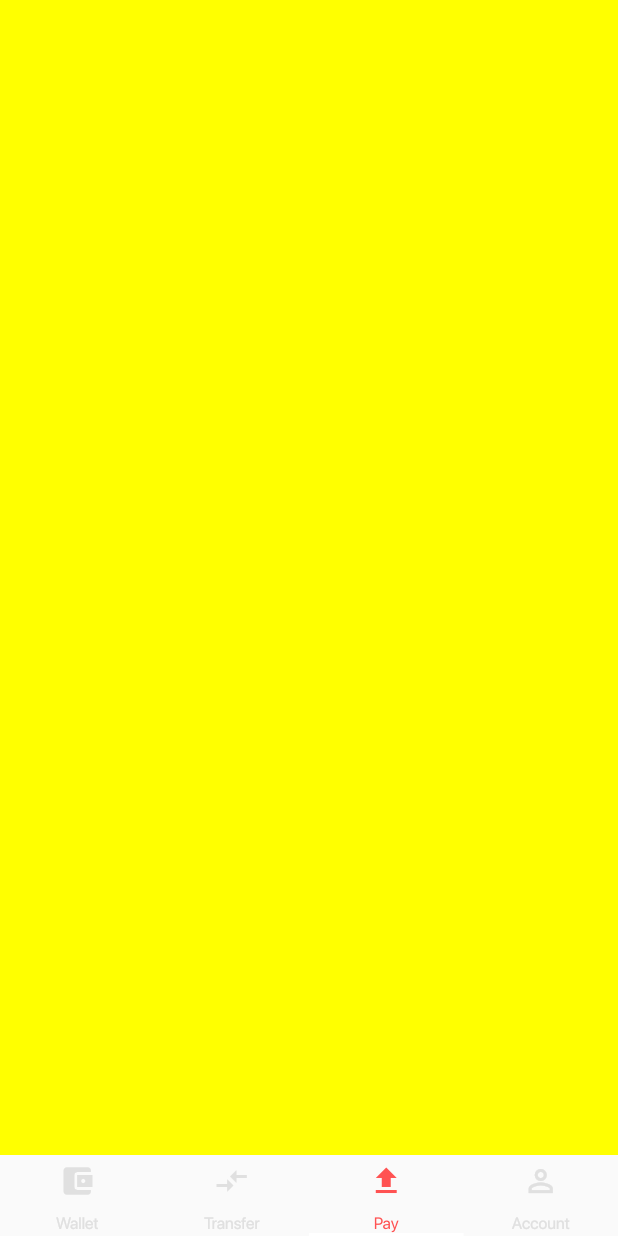
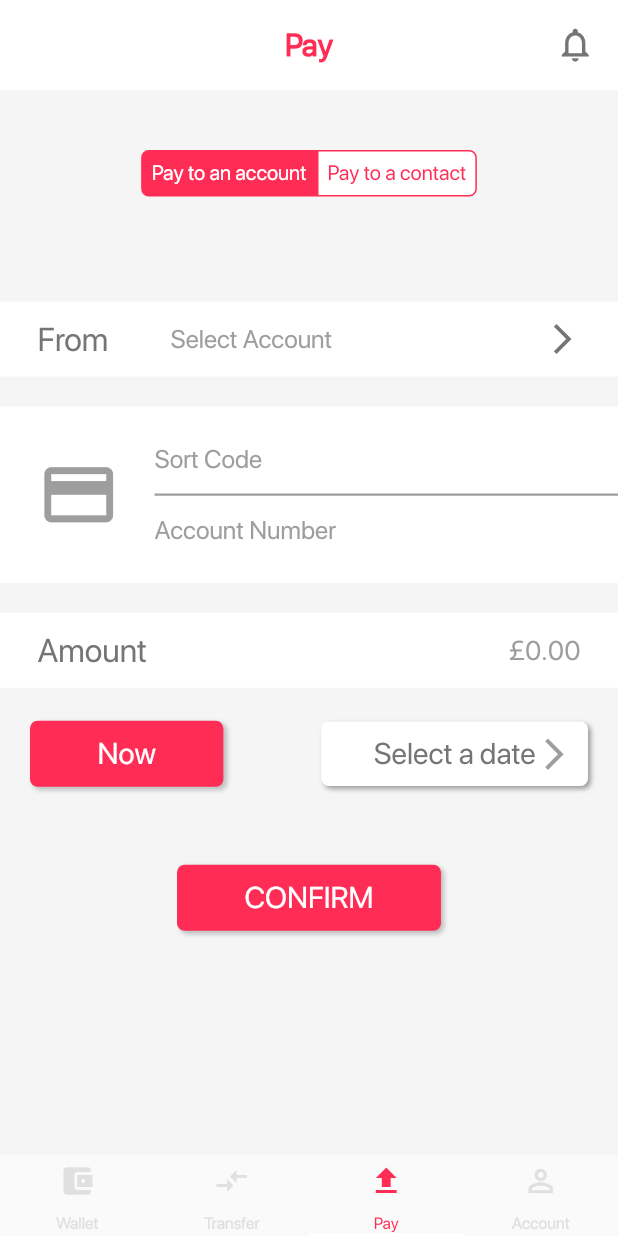
Before and after one commit to feMoraes0/wallet-ui, a Flutter app: the Home screen opened by its route, item 3 of the bottom bar chosen, on a phone screen of 412 x 824 dp. Run offline on Flutter 3.47's test engine with Material 2 defaults, Android fonts, the phone set to English and light mode, and no system bars; network calls fail.

Commit message:
Added pay tab

```diff
--- a/lib/components/internal/appbarCustom.dart
+++ b/lib/components/internal/appbarCustom.dart
@@ -27,7 +27,7 @@ class AppbarCustom extends StatelessWidget {
             style: TextStyle(
               fontSize: 21.0,
               fontWeight: FontWeight.w600,
-              color: Colors.redAccent,
+              color: Color(0xffff2d55),
             ),
           ),
           Icon(
--- a/lib/screen/home.dart
+++ b/lib/screen/home.dart
@@ -1,4 +1,5 @@
 import 'package:flutter/material.dart';
+import 'package:wallet/tab/pay.dart';
 import 'package:wallet/tab/transfer.dart';
 import 'package:wallet/tab/wallet.dart';
 
@@ -13,9 +14,7 @@ class Home extends StatelessWidget {
           children: <Widget>[
             Wallet(),
             Transfer(),
-            Container(
-              color: Colors.yellowAccent,
-            ),
+            Pay(),
             Container(
               color: Colors.yellowAccent,
             ),
@@ -64,7 +63,7 @@ class Home extends StatelessWidget {
               ),
             ),
           ],
-          labelColor: Colors.redAccent,
+          labelColor: Color(0xffff2d55),
           unselectedLabelColor: Colors.grey[300],
           indicatorColor: Colors.white,
         ),
--- /dev/null
+++ b/lib/tab/pay.dart
@@ -0,0 +1,430 @@
+import 'package:flutter/material.dart';
+import 'package:wallet/components/internal/appbarCustom.dart';
+import 'package:wallet/components/internal/screen.dart';
+
+class Pay extends StatelessWidget {
+  @override
+  Widget build(BuildContext context) {
+    return InternalScreen(
+      appBar: AppbarCustom(text: "Pay"),
+      body: Container(
+        margin: EdgeInsets.only(top: 100.0),
+        child: BodyTab(),
+      ),
+    );
+  }
+}
+
+class BodyTab extends StatefulWidget {
+  @override
+  _BodyTabState createState() => _BodyTabState();
+}
+
+class _BodyTabState extends State<BodyTab> {
+  int _tab = 1;
+
+  void updateText(tab) {
+    setState(() {
+      this._tab = tab;
+    });
+  }
+
+  @override
+  Widget build(BuildContext context) {
+    return Container(
+      child: Column(
+        children: <Widget>[
+          Container(
+            child: Row(
+              mainAxisAlignment: MainAxisAlignment.center,
+              children: <Widget>[
+                GestureDetector(
+                    child: Container(
+                      padding: EdgeInsets.all(6.0),
+                      decoration: BoxDecoration(
+                          color: (this._tab == 1)
+                              ? Color(0xffff2d55)
+                              : Colors.white,
+                          borderRadius: BorderRadius.only(
+                            topLeft: Radius.circular(5.0),
+                            bottomLeft: Radius.circular(5.0),
+                          ),
+                          border:
+                              Border.all(color: Color(0xffff2d55), width: 1.0)),
+                      child: Text(
+                        "Pay to an account",
+                        style: TextStyle(
+                          color: (this._tab == 1)
+                              ? Colors.white
+                              : Color(0xffff2d55),
+                        ),
+                      ),
+                    ),
+                    onTap: () {
+                      this.updateText(1);
+                    }),
+                GestureDetector(
+                    child: Container(
+                      padding: EdgeInsets.all(6.0),
+                      decoration: BoxDecoration(
+                          color: (this._tab == 2)
+                              ? Color(0xffff2d55)
+                              : Colors.white,
+                          borderRadius: BorderRadius.only(
+                            topRight: Radius.circular(5.0),
+                            bottomRight: Radius.circular(5.0),
+                          ),
+                          border:
+                              Border.all(color: Color(0xffff2d55), width: 1.0)),
+                      child: Text(
+                        "Pay to a contact",
+                        style: TextStyle(
+                          color: (this._tab == 2)
+                              ? Colors.white
+                              : Color(0xffff2d55),
+                        ),
+                      ),
+                    ),
+                    onTap: () {
+                      this.updateText(2);
+                    }),
+              ],
+            ),
+          ),
+          (this._tab == 1) ? PayAccount() : PayContact(),
+        ],
+      ),
+    );
+  }
+}
+
+class PayContact extends StatelessWidget {
+  @override
+  Widget build(BuildContext context) {
+    return Container(
+      margin: EdgeInsets.only(top: 85.0),
+      child: Column(
+        children: <Widget>[
+          Container(
+            color: Colors.white,
+            margin: EdgeInsets.symmetric(vertical: 10.0),
+            padding: EdgeInsets.symmetric(horizontal: 25.0, vertical: 12.0),
+            child: Row(
+              mainAxisAlignment: MainAxisAlignment.spaceBetween,
+              crossAxisAlignment: CrossAxisAlignment.center,
+              children: <Widget>[
+                Text(
+                  "From",
+                  style: TextStyle(
+                    fontSize: 22.0,
+                    color: Colors.grey[600],
+                  ),
+                ),
+                Text(
+                  "Select Account",
+                  style: TextStyle(
+                    fontSize: 17.0,
+                    color: Colors.grey[500],
+                  ),
+                ),
+                Container(
+                  margin: EdgeInsets.only(left: 100.0),
+                  child: Icon(
+                    Icons.arrow_forward_ios,
+                    color: Colors.grey[600],
+                    size: 24.0,
+                  ),
+                )
+              ],
+            ),
+          ),
+          Container(
+            color: Colors.white,
+            margin: EdgeInsets.symmetric(vertical: 10.0),
+            padding: EdgeInsets.symmetric(horizontal: 25.0, vertical: 12.0),
+            child: Row(
+              mainAxisAlignment: MainAxisAlignment.spaceBetween,
+              crossAxisAlignment: CrossAxisAlignment.center,
+              children: <Widget>[
+                Text(
+                  "To",
+                  style: TextStyle(
+                    fontSize: 22.0,
+                    color: Colors.grey[600],
+                  ),
+                ),
+                Text(
+                  "Select Account",
+                  style: TextStyle(
+                    fontSize: 17.0,
+                    color: Colors.grey[500],
+                  ),
+                ),
+                Container(
+                  margin: EdgeInsets.only(left: 75.0),
+                  child: Icon(
+                    Icons.arrow_forward_ios,
+                    color: Colors.grey[600],
+                    size: 24.0,
+                  ),
+                )
+              ],
+            ),
+          ),
+          Container(
+            color: Colors.white,
+            margin: EdgeInsets.symmetric(vertical: 10.0),
+            padding: EdgeInsets.symmetric(horizontal: 25.0, vertical: 12.0),
+            child: Row(
+              mainAxisAlignment: MainAxisAlignment.spaceBetween,
+              children: <Widget>[
+                Text(
+                  "Amount",
+                  style: TextStyle(
+                    fontSize: 22.0,
+                    color: Colors.grey[600],
+                  ),
+                ),
+                Text(
+                  "£0.00",
+                  style: TextStyle(
+                    fontSize: 18.0,
+                    color: Colors.grey[500],
+                  ),
+                ),
+              ],
+            ),
+          ),
+          Container(
+            margin: EdgeInsets.symmetric(vertical: 12.0),
+            padding: EdgeInsets.symmetric(horizontal: 20.0),
+            child: Row(
+              mainAxisAlignment: MainAxisAlignment.spaceBetween,
+              children: <Widget>[
+                RedButton(text: "Now"),
+                DateSelect(),
+              ],
+            ),
+          ),
+          Container(
+            margin: EdgeInsets.only(top: 40.0),
+            child: Center(
+              child: RedButton(
+                text: "CONFIRM",
+              ),
+            ),
+          ),
+        ],
+      ),
+    );
+  }
+}
+
+class PayAccount extends StatelessWidget {
+  @override
+  Widget build(BuildContext context) {
+    return Container(
+      margin: EdgeInsets.only(top: 60.0),
+      child: Column(
+        children: <Widget>[
+          Container(
+            color: Colors.white,
+            margin: EdgeInsets.symmetric(vertical: 10.0),
+            padding: EdgeInsets.symmetric(horizontal: 25.0, vertical: 12.0),
+            child: Row(
+              mainAxisAlignment: MainAxisAlignment.spaceBetween,
+              crossAxisAlignment: CrossAxisAlignment.center,
+              children: <Widget>[
+                Text(
+                  "From",
+                  style: TextStyle(
+                    fontSize: 22.0,
+                    color: Colors.grey[600],
+                  ),
+                ),
+                Text(
+                  "Select Account",
+                  style: TextStyle(
+                    fontSize: 17.0,
+                    color: Colors.grey[500],
+                  ),
+                ),
+                Container(
+                  margin: EdgeInsets.only(left: 100.0),
+                  child: Icon(
+                    Icons.arrow_forward_ios,
+                    color: Colors.grey[600],
+                    size: 24.0,
+                  ),
+                )
+              ],
+            ),
+          ),
+          Container(
+            color: Colors.white,
+            margin: EdgeInsets.symmetric(vertical: 10.0),
+            padding: EdgeInsets.fromLTRB(25.0, 12.0, 0.0, 12.0),
+            child: Column(
+              children: <Widget>[
+                Row(
+                  mainAxisAlignment: MainAxisAlignment.spaceBetween,
+                  crossAxisAlignment: CrossAxisAlignment.center,
+                  children: <Widget>[
+                    Icon(
+                      Icons.credit_card,
+                      size: 55.0,
+                      color: Colors.grey[500],
+                    ),
+                    Column(
+                      children: <Widget>[
+                        Container(
+                          width: MediaQuery.of(context).size.width * 0.75,
+                          padding: EdgeInsets.symmetric(vertical: 13.0),
+                          decoration: BoxDecoration(
+                            border: Border(
+                              bottom: BorderSide(width: 1.5, color: Colors.grey[500]),
+                            ),
+                          ),
+                          child: Text(
+                            "Sort Code",
+                            style: TextStyle(
+                              fontSize: 17.0,
+                              color: Colors.grey[500],
+                            ),
+                          ),
+                        ),
+                        Container(
+                          width: MediaQuery.of(context).size.width * 0.75,
+                          padding: EdgeInsets.symmetric(vertical: 13.0),
+                          child: Text(
+                            "Account Number",
+                            style: TextStyle(
+                              fontSize: 17.0,
+                              color: Colors.grey[500],
+                            ),
+                          ),
+                        ),
+                      ],
+                    )
+                  ],
+                ),
+              ],
+            ),
+          ),
+          Container(
+            color: Colors.white,
+            margin: EdgeInsets.symmetric(vertical: 10.0),
+            padding: EdgeInsets.symmetric(horizontal: 25.0, vertical: 12.0),
+            child: Row(
+              mainAxisAlignment: MainAxisAlignment.spaceBetween,
+              children: <Widget>[
+                Text(
+                  "Amount",
+                  style: TextStyle(
+                    fontSize: 22.0,
+                    color: Colors.grey[600],
+                  ),
+                ),
+                Text(
+                  "£0.00",
+                  style: TextStyle(
+                    fontSize: 18.0,
+                    color: Colors.grey[500],
+                  ),
+                ),
+              ],
+            ),
+          ),
+          Container(
+            margin: EdgeInsets.symmetric(vertical: 12.0),
+            padding: EdgeInsets.symmetric(horizontal: 20.0),
+            child: Row(
+              mainAxisAlignment: MainAxisAlignment.spaceBetween,
+              children: <Widget>[
+                RedButton(text: "Now"),
+                DateSelect(),
+              ],
+            ),
+          ),
+          Container(
+            margin: EdgeInsets.only(top: 40.0),
+            child: Center(
+              child: RedButton(
+                text: "CONFIRM",
+              ),
+            ),
+          ),
+        ],
+      ),
+    );
+  }
+}
+
+class RedButton extends StatelessWidget {
+  final String text;
+
+  RedButton({@required this.text});
+
+  @override
+  Widget build(BuildContext context) {
+    return Container(
+      padding: EdgeInsets.symmetric(
+        vertical: 10.0,
+        horizontal: 45.0,
+      ),
+      decoration: BoxDecoration(
+          color: Color(0xffff2d55),
+          borderRadius: BorderRadius.circular(5.0),
+          boxShadow: [
+            BoxShadow(
+              color: Colors.grey[400],
+              blurRadius: 2.0,
+              offset: Offset(2.0, 2.0),
+            ),
+          ]),
+      child: Text(
+        this.text,
+        style: TextStyle(
+          fontSize: 20.0,
+          color: Colors.white,
+        ),
+      ),
+    );
+  }
+}
+
+class DateSelect extends StatelessWidget {
+  @override
+  Widget build(BuildContext context) {
+    return Container(
+      padding: EdgeInsets.only(left: 35.0, top: 9.0, right: 10.0, bottom: 9.0),
+      decoration: BoxDecoration(
+          color: Colors.white,
+          borderRadius: BorderRadius.circular(5.0),
+          boxShadow: [
+            BoxShadow(
+              color: Colors.grey,
+              blurRadius: 2.0,
+              offset: Offset(2.0, 2.0),
+            )
+          ]),
+      child: Row(
+        mainAxisAlignment: MainAxisAlignment.spaceBetween,
+        children: <Widget>[
+          Text(
+            "Select a date",
+            style: TextStyle(
+              fontSize: 20.0,
+              color: Colors.grey[600],
+            ),
+          ),
+          Icon(
+            Icons.arrow_forward_ios,
+            size: 25,
+            color: Colors.grey[500],
+          )
+        ],
+      ),
+    );
+  }
+}
--- a/lib/tab/transfer.dart
+++ b/lib/tab/transfer.dart
@@ -187,13 +187,13 @@ class Transfer extends StatelessWidget {
               ),
             ),
             Container(
-              margin: EdgeInsets.symmetric(vertical: 30.0),
+              margin: EdgeInsets.symmetric(vertical: 40.0),
               child: Center(
                 child: RedButton(
                   text: "CONFIRM",
                 ),
               ),
-            )
+            ),
           ],
         ),
       ),
```
